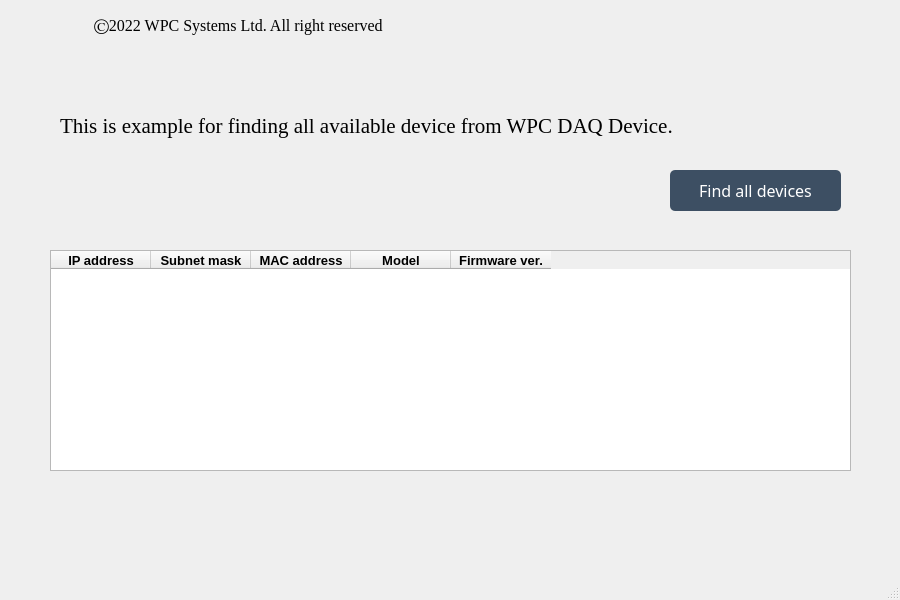
The window that Examples/GUI/System/Example_find_all_device/UI_design/example_GUI_Broadcasts.ui (WPC-Systems-Ltd/WPC_Python_driver_release) describes before a commit, drawn with Qt 5.
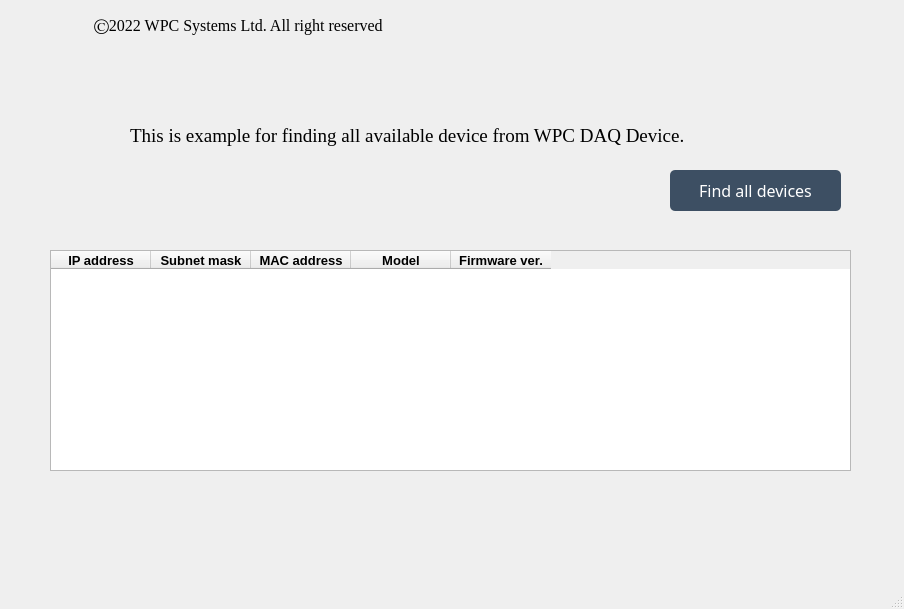
The same window after the commit. Icons and pictures are not drawn.

Commit message: v0.0.6 - Add AO & I2C & SPI example code with `pywpc-0.1.16` (#2)

What changed in the file:
```diff
--- a/Examples/GUI/System/Example_find_all_device/UI_design/example_GUI_Broadcasts.ui
+++ b/Examples/GUI/System/Example_find_all_device/UI_design/example_GUI_Broadcasts.ui
@@ -6,8 +6,8 @@
    <rect>
     <x>0</x>
     <y>0</y>
-    <width>900</width>
-    <height>600</height>
+    <width>904</width>
+    <height>609</height>
    </rect>
   </property>
   <property name="windowTitle">
@@ -17,16 +17,16 @@
    <widget class="QLabel" name="lb_declare">
     <property name="geometry">
      <rect>
-      <x>60</x>
-      <y>110</y>
-      <width>781</width>
+      <x>130</x>
+      <y>120</y>
+      <width>671</width>
       <height>31</height>
      </rect>
     </property>
     <property name="font">
      <font>
       <family>Times New Roman</family>
-      <pointsize>16</pointsize>
+      <pointsize>14</pointsize>
      </font>
     </property>
     <property name="text">
```
Left out of the diff: 4 changed lines with no effect on the pictures. The commit also changes 108 other files.
